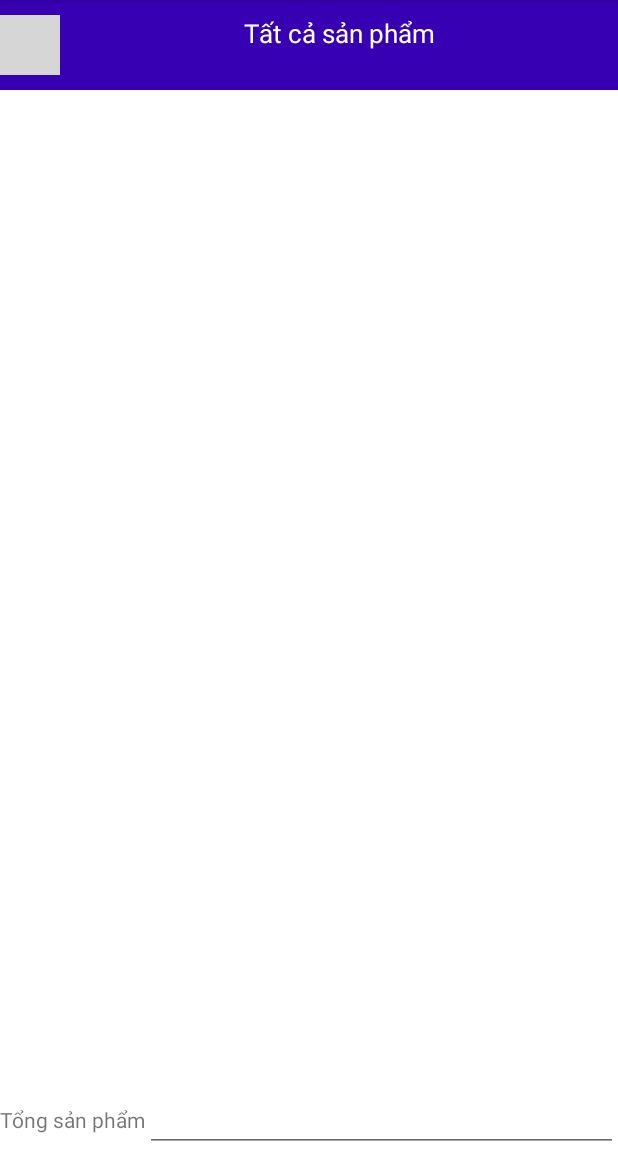
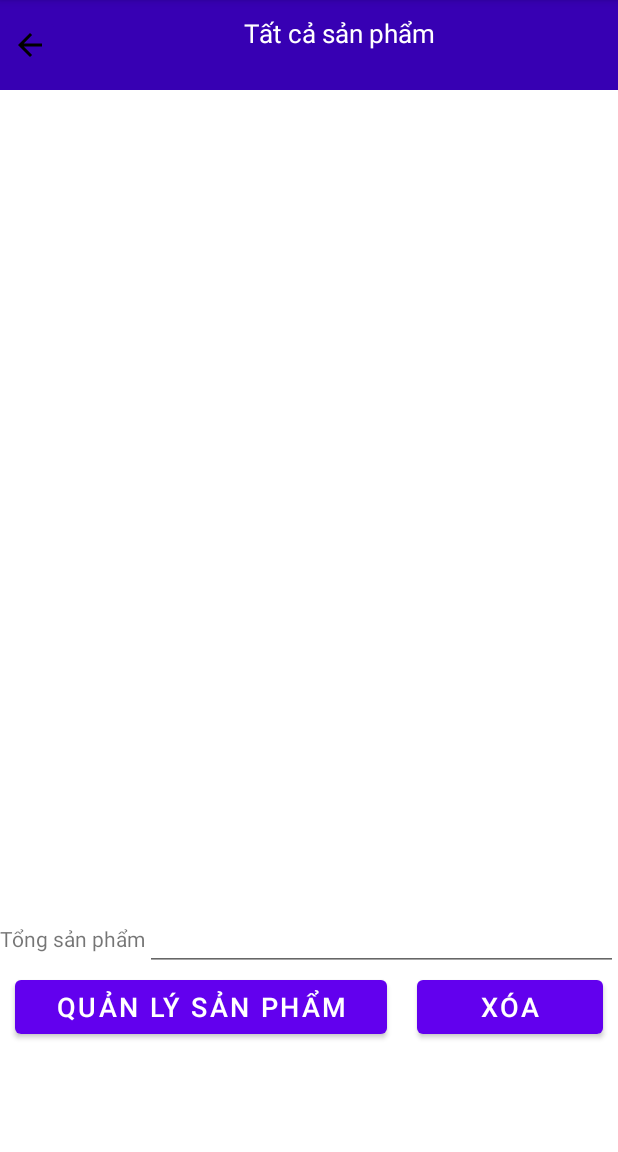
Before and after one commit to ThanhTung131020/ChuyenDeDiDong2, an Android app: the activity_allproduct screen opened directly, with no data from a screen before it, on a phone screen of 412 x 824 dp, the part 84-1236 px from its top. Run offline under Robolectric (Android 15) with nearby library versions, the phone set to English and light mode, and no system bars; grey boxes are pictures that could not be loaded.

Commit message:
dai commit

```diff
--- a/app/src/main/java/com/example/chuyendedidong2/MainActivity.java
+++ b/app/src/main/java/com/example/chuyendedidong2/MainActivity.java
@@ -9,6 +9,6 @@ public class MainActivity extends AppCompatActivity {
     @Override
     protected void onCreate(Bundle savedInstanceState) {
         super.onCreate(savedInstanceState);
-        setContentView(R.layout.activity_main);
+        setContentView(R.layout.item_products);
     }
 }
--- /dev/null
+++ b/app/src/main/res/drawable/btn_back.xml
@@ -0,0 +1,5 @@
+<vector android:autoMirrored="true" android:height="24dp"
+    android:tint="#000000" android:viewportHeight="24"
+    android:viewportWidth="24" android:width="24dp" xmlns:android="http://schemas.android.com/apk/res/android">
+    <path android:fillColor="@android:color/white" android:pathData="M20,11H7.83l5.59,-5.59L12,4l-8,8 8,8 1.41,-1.41L7.83,13H20v-2z"/>
+</vector>
--- a/app/src/main/res/layout/activity_allproduct.xml
+++ b/app/src/main/res/layout/activity_allproduct.xml
@@ -16,8 +16,8 @@
         android:layout_height="0dp">
         <ImageButton
             android:id="@+id/imgBt_back_to_home"
-            android:backgroundTint="@color/black"
-            android:src="@drawable/button_back"
+            android:backgroundTint="@color/purple_700"
+            android:src="@drawable/btn_back"
             android:layout_width="40dp"
             android:layout_height="40dp"/>
         <TextView
@@ -30,7 +30,7 @@
             android:layout_height="match_parent"/>
     </LinearLayout>
     <LinearLayout
-        android:layout_weight="11"
+        android:layout_weight="9"
         android:layout_width="match_parent"
         android:layout_height="0dp"
         >
@@ -38,7 +38,7 @@
         <androidx.recyclerview.widget.RecyclerView
             android:id="@+id/rcv_TTDH"
             android:layout_width="match_parent"
-            android:layout_height="588dp" />
+            android:layout_height="match_parent" />
 
     </LinearLayout>
     <LinearLayout
@@ -53,6 +53,30 @@
     <EditText
         android:layout_width="match_parent"
         android:layout_height="wrap_content"/>
-</LinearLayout>
+    </LinearLayout>
+    <LinearLayout
+        android:layout_weight="1"
+        android:layout_width="match_parent"
+        android:layout_height="0dp">
+        <Button
+            android:id="@+id/btnQLSP"
+            android:layout_width="1dp"
+            android:layout_height="wrap_content"
+            android:layout_marginLeft="10dp"
+            android:layout_marginRight="10dp"
+            android:layout_weight="2"
+            android:text="Quản lý sản phẩm"
+            android:textAlignment="center"
+            android:textSize="18dp"/>
+        <Button
+            android:id="@+id/btnXoa"
+            android:layout_width="0dp"
+            android:layout_height="wrap_content"
+            android:layout_marginLeft="10dp"
+            android:layout_marginRight="10dp"
+            android:layout_weight="1"
+            android:text="Xóa"
+            android:textSize="18dp"/>
+    </LinearLayout>
 
 </LinearLayout>
--- a/app/src/main/res/values/colors.xml
+++ b/app/src/main/res/values/colors.xml
@@ -7,4 +7,5 @@
     <color name="teal_700">#FF018786</color>
     <color name="black">#FF000000</color>
     <color name="white">#FFFFFFFF</color>
+    <color name="pink">#F4EFF1</color>
 </resources>
```
Also changed, not shown: app/src/main/res/layout/activity_qlsp.xml (deleted, +0 -18 lines), app/src/main/res/layout/item_products.xml (+42 -3 lines), app/src/main/res/drawable/dell_xps_9520_15_inch_2022_4_480x480__1_.jpg (added).
